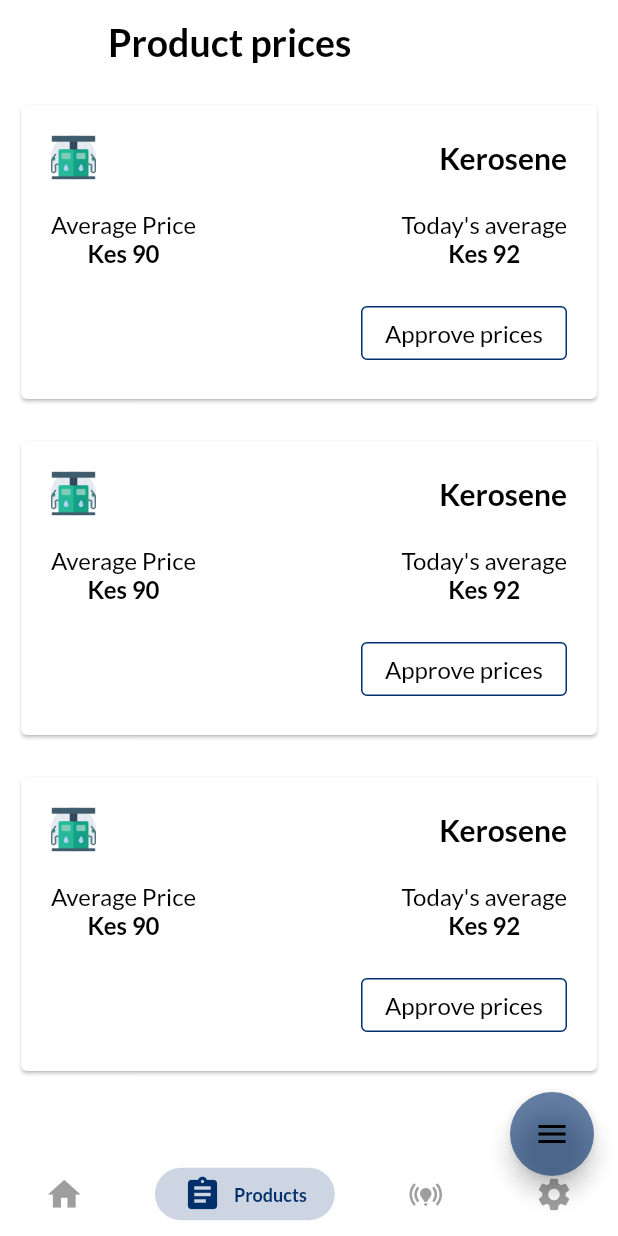
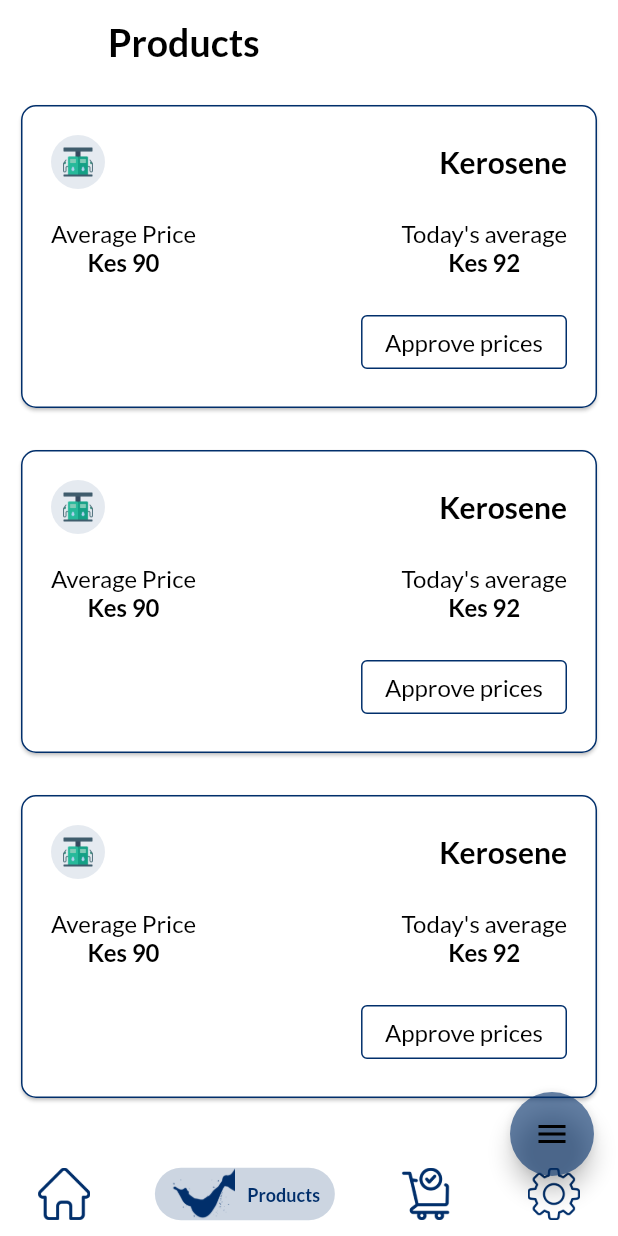
Before and after one commit to NjokiCynthia/sales_app, a Flutter app: the Dashboard screen opened directly, item 2 of the bottom bar chosen, on a phone screen of 412 x 824 dp. Run offline on Flutter 3.47's test engine with Material 2 defaults, Android fonts, the phone set to English and light mode, and no system bars; drawn by our look-alikes of flutter_speed_dial, persistent_bottom_nav_bar; our stand-ins replace animated_splash_screen, card_swiper, country_code_picker, dio, file_picker, flutter_spinkit and 5 more; accounts and stored records are empty.

Commit message:
Edit dashboard

```diff
--- a/lib/screens/dashboard/dashboard.dart
+++ b/lib/screens/dashboard/dashboard.dart
@@ -40,28 +40,40 @@ class _DashboardState extends State<Dashboard> {
   List<PersistentBottomNavBarItem> _navBarsItems() {
     return [
       PersistentBottomNavBarItem(
-        icon: const Icon(Icons.home),
+        icon: Image.asset(
+          'assets/images/home.png',
+          color: primaryDarkColor,
+        ),
         title: ("Home"),
         activeColorPrimary: primaryDarkColor,
-        inactiveColorPrimary: Colors.grey,
+        inactiveColorPrimary: primaryDarkColor.withOpacity(0.1),
       ),
       PersistentBottomNavBarItem(
-        icon: const Icon(Icons.assignment),
+        icon: Image.asset(
+          'assets/images/products.png',
+          color: primaryDarkColor,
+        ),
         title: ("Products"),
         activeColorPrimary: primaryDarkColor,
-        inactiveColorPrimary: Colors.grey,
+        inactiveColorPrimary: primaryDarkColor.withOpacity(0.1),
       ),
       PersistentBottomNavBarItem(
-        icon: const Icon(Icons.online_prediction_rounded),
+        icon: Image.asset(
+          'assets/images/orders.png',
+          color: primaryDarkColor,
+        ),
         title: ("Orders"),
         activeColorPrimary: primaryDarkColor,
-        inactiveColorPrimary: Colors.grey,
+        inactiveColorPrimary: primaryDarkColor.withOpacity(0.1),
       ),
       PersistentBottomNavBarItem(
-        icon: const Icon(Icons.settings),
+        icon: Image.asset(
+          'assets/images/settings.png',
+          color: primaryDarkColor,
+        ),
         title: ("Settings"),
         activeColorPrimary: primaryDarkColor,
-        inactiveColorPrimary: Colors.grey,
+        inactiveColorPrimary: primaryDarkColor.withOpacity(0.1),
       ),
     ];
   }
--- a/lib/screens/dashboard/products.dart
+++ b/lib/screens/dashboard/products.dart
@@ -15,26 +15,11 @@ class _ProductsScreenState extends State<ProductsScreen> {
     return Scaffold(
         appBar: AppBar(
           title: Text(
-            'Product prices',
+            'Products',
             style: displayBigBoldBlack,
           ),
           backgroundColor: Colors.white,
         ),
-        body: CustomTransactionCard()
-        // ListView.separated(
-        //   itemCount: 10, // Change this to the number of items you want
-        //   separatorBuilder: (context, index) => const Padding(
-        //     padding: EdgeInsets.all(5),
-        //     child: Divider(
-        //       color: Colors.grey, // Customize the divider color
-        //       thickness: 1.0, // Customize the divider thickness
-        //     ),
-        //   ),
-        //   itemBuilder: (context, index) {
-        //     // Customize the data for each item here
-        //     return CustomTransactionCard();
-        //   },
-        // ),
-        );
+        body: CustomTransactionCard());
   }
 }
--- a/lib/widgets/widget.dart
+++ b/lib/widgets/widget.dart
@@ -12,7 +12,9 @@ class CustomTransactionCard extends StatelessWidget {
         padding: EdgeInsets.all(10),
         child: Card(
           color: Colors.white,
-
+          shape: RoundedRectangleBorder(
+              borderRadius: BorderRadius.circular(10),
+              side: BorderSide(color: primaryDarkColor)),
           child: Padding(
             padding: EdgeInsets.all(20),
             child: Column(
@@ -21,13 +23,14 @@ class CustomTransactionCard extends StatelessWidget {
                   mainAxisAlignment: MainAxisAlignment.spaceBetween,
                   children: [
                     Container(
+                        padding: const EdgeInsets.all(8),
                         decoration: BoxDecoration(
                             shape: BoxShape.circle,
                             color: primaryDarkColor.withOpacity(0.1)),
                         child: Image.asset(
                           'assets/images/fuel-station.png',
-                          width: 30,
-                          height: 30,
+                          width: 20,
+                          height: 20,
                         )),
                     Text(
                       'Kerosene',
--- a/pubspec.yaml
+++ b/pubspec.yaml
@@ -108,6 +108,10 @@ flutter:
     - assets/images/tanker.png
     - assets/images/fuel-station.png
     - assets/images/petrol.png
+    - assets/images/products.png
+    - assets/images/orders.png
+    - assets/images/home.png
+    - assets/images/settings.png
 
   # An image asset can refer to one or more resolution-specific "variants", see
   # https://flutter.dev/assets-and-images/#resolution-aware
```
Also changed, not shown: assets/images/home.png (added), assets/images/orders.png (added), assets/images/products.png (added), assets/images/settings.png (added).
